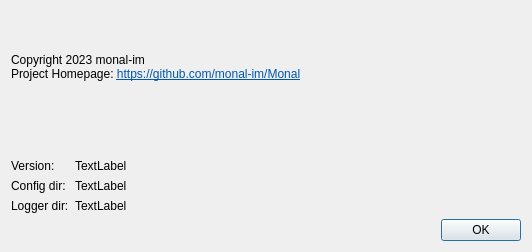
Old version of the form src/CrashAnalyzer/ui/about_dialog.ui in the repository monal-im/DebugTools.
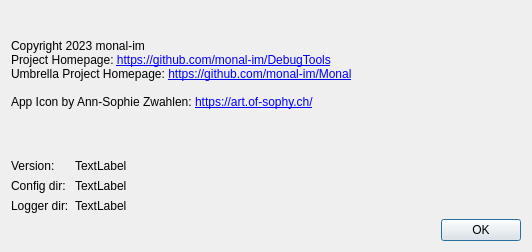
New version of the form.

Commit message: Update about dialog

What changed in the file:
```diff
--- a/src/CrashAnalyzer/ui/about_dialog.ui
+++ b/src/CrashAnalyzer/ui/about_dialog.ui
@@ -33,7 +33,7 @@
       </sizepolicy>
      </property>
      <property name="text">
-      <string>&lt;html&gt;&lt;head/&gt;&lt;body&gt;&lt;p&gt;Copyright 2023 monal-im&lt;br/&gt;Project Homepage: &lt;span style=&quot; text-decoration: underline; color:#0057ae;&quot;&gt;https://github.com/monal-im/Monal&lt;/span&gt;&lt;br/&gt;&lt;/p&gt;&lt;/body&gt;&lt;/html&gt;</string>
+      <string>&lt;html&gt;&lt;head/&gt;&lt;body&gt;&lt;p&gt;Copyright 2023 monal-im&lt;br/&gt;Project Homepage: &lt;a href=&quot;https://github.com/monal-im/DebugTools&quot;&gt;https://github.com/monal-im/DebugTools&lt;/a&gt;&lt;br/&gt;Umbrella Project Homepage: &lt;a href=&quot;https://github.com/monal-im/Monal&quot;&gt;https://github.com/monal-im/Monal&lt;/a&gt;&lt;br/&gt;&lt;br/&gt;App Icon by Ann-Sophie Zwahlen: &lt;a href=&quot;https://art.of-sophy.ch/&quot;&gt;https://art.of-sophy.ch/&lt;/a&gt;&lt;/p&gt;&lt;/body&gt;&lt;/html&gt;</string>
      </property>
      <property name="textFormat">
       <enum>Qt::RichText</enum>
```
The commit also changes 1 other file.
